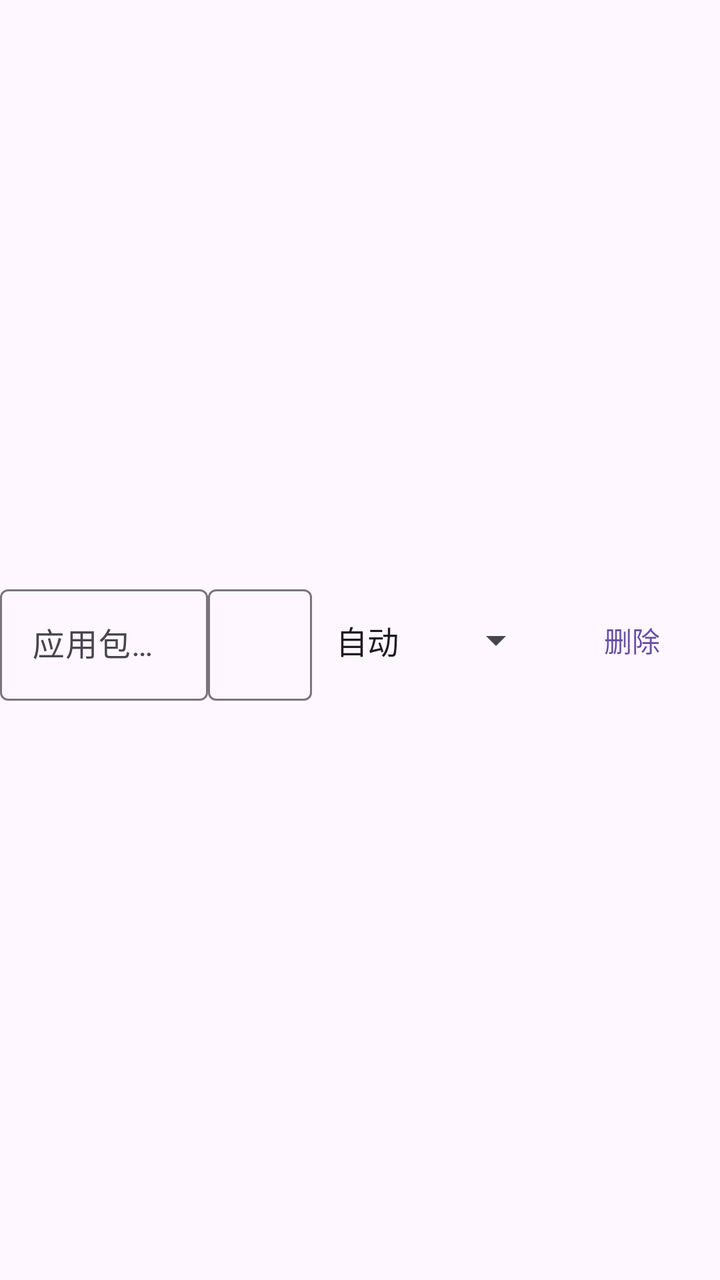
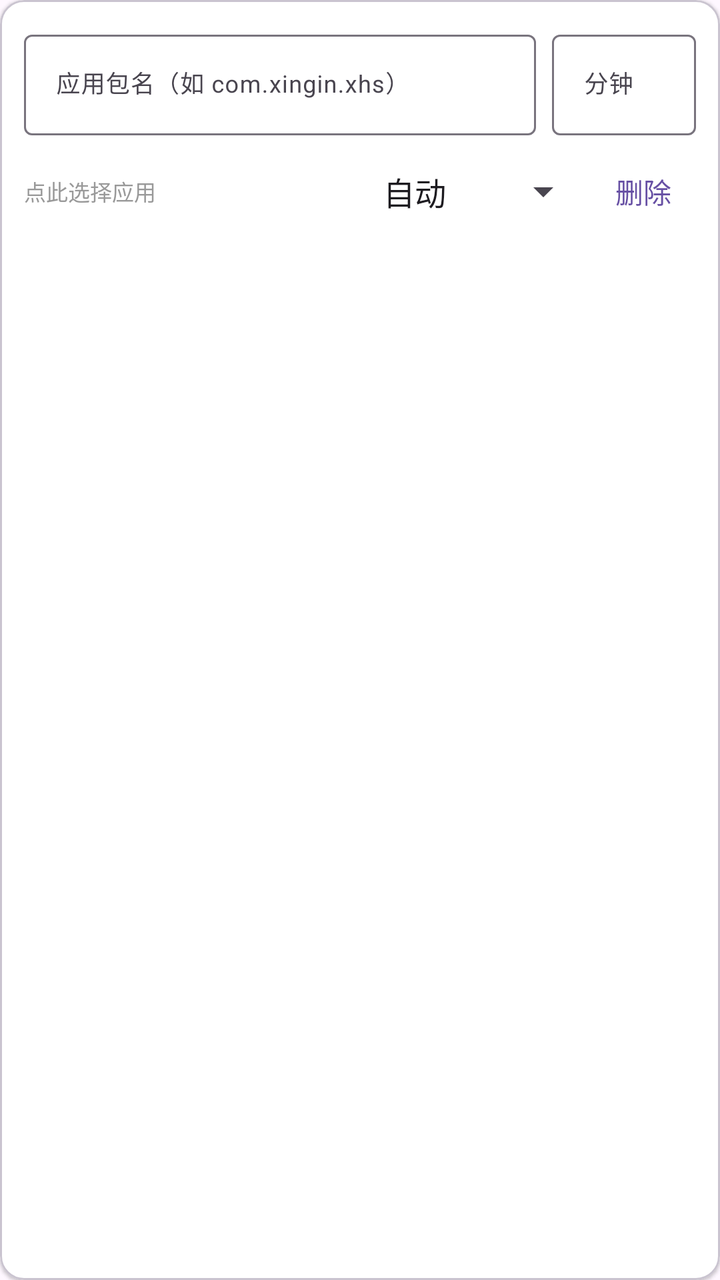

An Android layout rendered at two revisions. The XML below is the earlier revision; the diff shows what the commit changed to produce the second picture.
<!-- AndroidManifest.xml: application theme Theme.PhoneGuard -->
<!-- res/layout/item_app_limit.xml -->
<?xml version="1.0" encoding="utf-8"?>
<LinearLayout xmlns:android="http://schemas.android.com/apk/res/android"
    android:layout_width="match_parent"
    android:layout_height="wrap_content"
    android:gravity="center_vertical"
    android:orientation="horizontal">

    <com.google.android.material.textfield.TextInputLayout
        android:layout_width="0dp"
        android:layout_height="wrap_content"
        android:layout_weight="2"
        android:hint="@string/rules_pkg_hint">

        <com.google.android.material.textfield.TextInputEditText
            android:id="@+id/etPkg"
            android:layout_width="match_parent"
            android:layout_height="wrap_content"
            android:inputType="text"
            android:maxLines="1" />
    </com.google.android.material.textfield.TextInputLayout>

    <com.google.android.material.textfield.TextInputLayout
        android:layout_width="0dp"
        android:layout_height="wrap_content"
        android:layout_weight="1"
        android:hint="@string/rules_minutes_hint">

        <com.google.android.material.textfield.TextInputEditText
            android:id="@+id/etMinutes"
            android:layout_width="match_parent"
            android:layout_height="wrap_content"
            android:inputType="number"
            android:maxLines="1" />
    </com.google.android.material.textfield.TextInputLayout>

    <Spinner
        android:id="@+id/spCategory"
        android:layout_width="wrap_content"
        android:layout_height="wrap_content"
        android:layout_marginStart="4dp"
        android:entries="@array/rules_categories" />

    <com.google.android.material.button.MaterialButton
        android:id="@+id/btnRemove"
        style="@style/Widget.Material3.Button.TextButton"
        android:layout_width="wrap_content"
        android:layout_height="wrap_content"
        android:text="@string/rules_remove"
        android:onClick="removeAppLimitRowClick" />
</LinearLayout>
<!-- resources referenced by this layout -->
<resources>
  <string-array name="rules_categories">
          <item>自动</item>
          <item>游戏</item>
          <item>短视频</item>
          <item>社交</item>
          <item>不分类</item>
      </string-array>
  <string name="rules_minutes_hint">分钟</string>
  <string name="rules_pkg_hint">应用包名（如 com.xingin.xhs）</string>
  <string name="rules_remove">删除</string>
  <style name="Theme.PhoneGuard" parent="Theme.Material3.DayNight.NoActionBar" />
</resources>

<!-- the commit's change to res/layout/item_app_limit.xml (unified diff, before → after) -->
@@ -1,50 +1,98 @@
 <?xml version="1.0" encoding="utf-8"?>
-<LinearLayout xmlns:android="http://schemas.android.com/apk/res/android"
+<com.google.android.material.card.MaterialCardView xmlns:android="http://schemas.android.com/apk/res/android"
+    xmlns:app="http://schemas.android.com/apk/res-auto"
     android:layout_width="match_parent"
     android:layout_height="wrap_content"
-    android:gravity="center_vertical"
-    android:orientation="horizontal">
+    android:layout_marginTop="8dp"
+    app:cardBackgroundColor="#FFFFFF"
+    app:cardCornerRadius="12dp"
+    app:cardElevation="1dp">
 
-    <com.google.android.material.textfield.TextInputLayout
-        android:layout_width="0dp"
+    <LinearLayout
+        android:layout_width="match_parent"
         android:layout_height="wrap_content"
-        android:layout_weight="2"
-        android:hint="@string/rules_pkg_hint">
+        android:orientation="vertical"
+        android:padding="12dp">
 
-        <com.google.android.material.textfield.TextInputEditText
-            android:id="@+id/etPkg"
+        <LinearLayout
             android:layout_width="match_parent"
             android:layout_height="wrap_content"
-            android:inputType="text"
-            android:maxLines="1" />
-    </com.google.android.material.textfield.TextInputLayout>
+            android:gravity="center_vertical"
+            android:orientation="horizontal">
 
-    <com.google.android.material.textfield.TextInputLayout
-        android:layout_width="0dp"
-        android:layout_height="wrap_content"
-        android:layout_weight="1"
-        android:hint="@string/rules_minutes_hint">
+            <TextView
+                android:id="@+id/tvAppName"
+                android:layout_width="0dp"
+                android:layout_height="wrap_content"
+                android:layout_weight="1"
+                android:textSize="16sp"
+                android:textStyle="bold"
+                android:visibility="gone" />
 
-        <com.google.android.material.textfield.TextInputEditText
-            android:id="@+id/etMinutes"
+            <com.google.android.material.textfield.TextInputLayout
+                android:id="@+id/layoutPkg"
+                android:layout_width="0dp"
+                android:layout_height="wrap_content"
+                android:layout_weight="1"
+                android:hint="@string/rules_pkg_hint"
+                style="@style/Widget.Material3.TextInputLayout.OutlinedBox">
+
+                <com.google.android.material.textfield.TextInputEditText
+                    android:id="@+id/etPkg"
+                    android:layout_width="match_parent"
+                    android:layout_height="wrap_content"
+                    android:inputType="text"
+                    android:maxLines="1"
+                    android:textSize="12sp" />
+            </com.google.android.material.textfield.TextInputLayout>
+
+            <com.google.android.material.textfield.TextInputLayout
+                android:id="@+id/layoutMinutes"
+                android:layout_width="72dp"
+                android:layout_height="wrap_content"
+                android:layout_marginStart="8dp"
+                android:hint="@string/rules_minutes_hint"
+                style="@style/Widget.Material3.TextInputLayout.OutlinedBox">
+
+                <com.google.android.material.textfield.TextInputEditText
+                    android:id="@+id/etMinutes"
+                    android:layout_width="match_parent"
+                    android:layout_height="wrap_content"
+                    android:inputType="number"
+                    android:maxLines="1"
+                    android:textSize="12sp" />
+            </com.google.android.material.textfield.TextInputLayout>
+        </LinearLayout>
+
+        <LinearLayout
             android:layout_width="match_parent"
             android:layout_height="wrap_content"
-            android:inputType="number"
-            android:maxLines="1" />
-    </com.google.android.material.textfield.TextInputLayout>
+            android:layout_marginTop="4dp"
+            android:gravity="center_vertical"
+            android:orientation="horizontal">
 
-    <Spinner
-        android:id="@+id/spCategory"
-        android:layout_width="wrap_content"
-        android:layout_height="wrap_content"
-        android:layout_marginStart="4dp"
-        android:entries="@array/rules_categories" />
+            <TextView
+                android:id="@+id/tvPkgHint"
+                android:layout_width="0dp"
+                android:layout_height="wrap_content"
+                android:layout_weight="1"
+                android:text="@string/rules_pkg_tap"
+                android:textColor="#999999"
+                android:textSize="11sp" />
 
-    <com.google.android.material.button.MaterialButton
-        android:id="@+id/btnRemove"
-        style="@style/Widget.Material3.Button.TextButton"
-        android:layout_width="wrap_content"
-        android:layout_height="wrap_content"
-        android:text="@string/rules_remove"
-        android:onClick="removeAppLimitRowClick" />
-</LinearLayout>
+            <Spinner
+                android:id="@+id/spCategory"
+                android:layout_width="wrap_content"
+                android:layout_height="wrap_content"
+                android:entries="@array/rules_categories" />
+
+            <com.google.android.material.button.MaterialButton
+                android:id="@+id/btnRemove"
+                style="@style/Widget.Material3.Button.TextButton"
+                android:layout_width="wrap_content"
+                android:layout_height="wrap_content"
+                android:minWidth="40dp"
+                android:text="@string/rules_remove" />
+        </LinearLayout>
+    </LinearLayout>
+</com.google.android.material.card.MaterialCardView>
<!-- resource entries referenced after the edit -->
@@ -9,6 +9,7 @@
       </string-array>
   <string name="rules_minutes_hint">分钟</string>
   <string name="rules_pkg_hint">应用包名（如 com.xingin.xhs）</string>
+  <string name="rules_pkg_tap">点此选择应用</string>
   <string name="rules_remove">删除</string>
   <style name="Theme.PhoneGuard" parent="Theme.Material3.DayNight.NoActionBar" />
 </resources>
